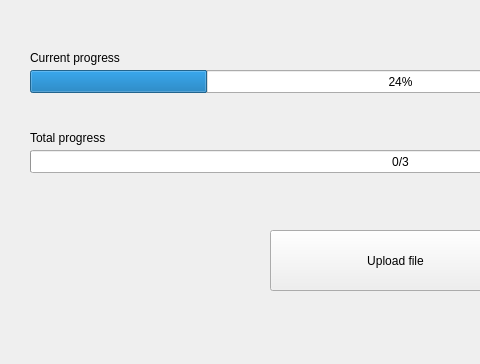
regi18/esame-B024260, file views/mainwindow/mainwindow.ui: the form before one commit; both pictures show x 0 to 480 and y 0 to 364 of the 795 by 364 pixel window.
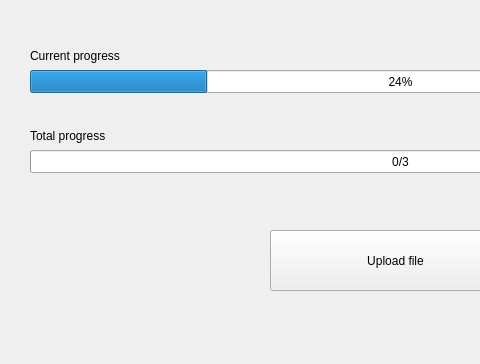
The form after the commit.

```diff
--- a/views/mainwindow/mainwindow.ui
+++ b/views/mainwindow/mainwindow.ui
@@ -53,9 +53,9 @@
     <property name="geometry">
      <rect>
       <x>30</x>
-      <y>50</y>
+      <y>40</y>
       <width>121</width>
-      <height>16</height>
+      <height>31</height>
      </rect>
     </property>
     <property name="text">
@@ -66,9 +66,9 @@
     <property name="geometry">
      <rect>
       <x>30</x>
-      <y>130</y>
+      <y>120</y>
       <width>121</width>
-      <height>16</height>
+      <height>31</height>
      </rect>
     </property>
     <property name="text">
```
